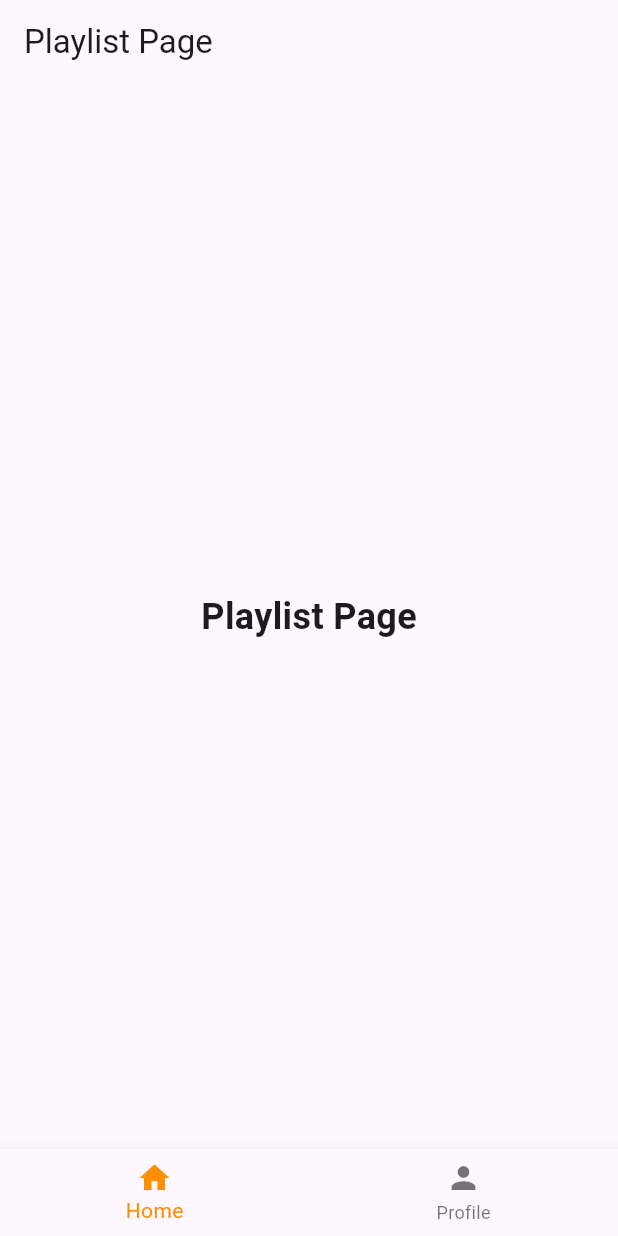
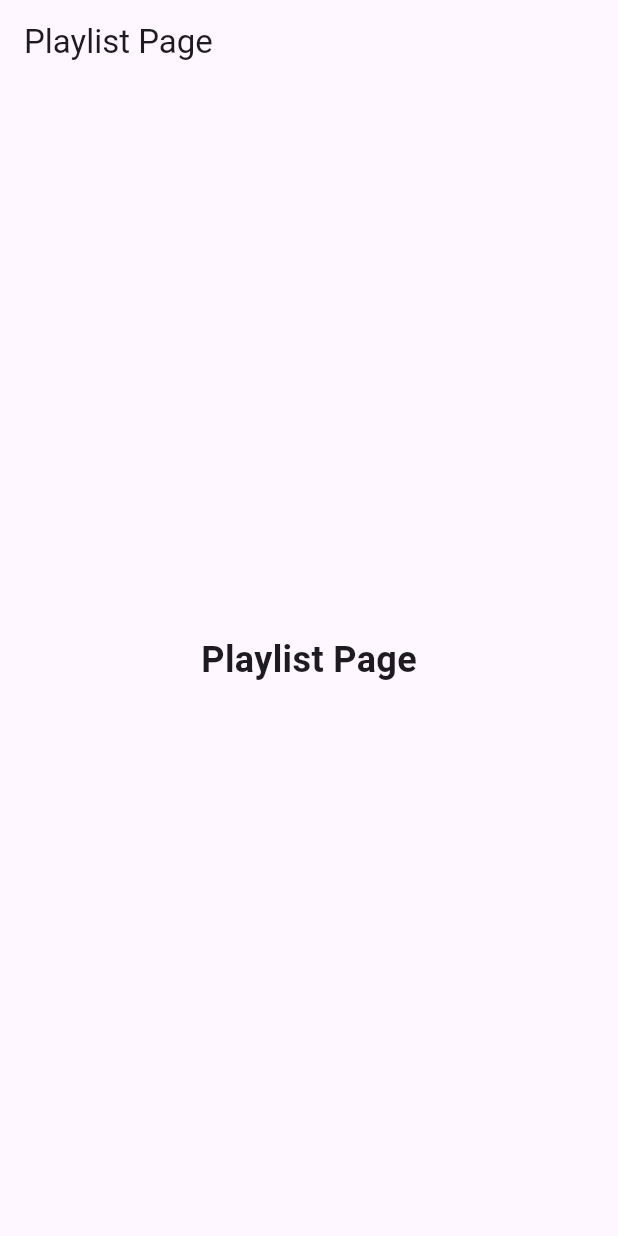
Before and after one commit to sggnology/for_howl, a Flutter app: the screen it shows after launch, on a phone screen of 412 x 824 dp. Run offline on Flutter 3.47's test engine with Material 3 defaults, Android fonts, the light colour scheme and no system bars.

Commit message:
[view] main, BottomNavigationView 사용하지 않게끔 설정

```diff
--- a/lib/main.dart
+++ b/lib/main.dart
@@ -1,4 +1,5 @@
 import 'package:flutter/material.dart';
+import 'package:for_howl/service/shared_preference/SharedPreferenceService.dart';
 import 'package:for_howl/view/playlist/index.dart';
 import 'package:for_howl/view/profile/index.dart';
 
@@ -9,10 +10,12 @@
 class MyApp extends StatelessWidget {
   const MyApp({super.key});
 
+
+
   @override
   Widget build(BuildContext context) {
     return MaterialApp(
-      title: 'Flutter Bottom Navigation',
+      title: 'ForHowl',
       theme: ThemeData(
         primarySwatch: Colors.blue,
       ),
@@ -58,29 +61,32 @@
   @override
   Widget build(BuildContext context) {
     return Scaffold(
+      // TODO: 추후에 메뉴 적용되면 PageView 적용 예정, 현재는 사용되고 있지 않습니다.
       body: PageView(
         controller: _pageController,
         onPageChanged: _onPageChanged,
         children: const <Widget>[
           PlaylistPage(),
-          ProfilePage(),
+          // TODO: 추후에 메뉴가 추가되면 적용 예정
+          // ProfilePage(),
         ],
       ),
-      bottomNavigationBar: BottomNavigationBar(
-        items: const <BottomNavigationBarItem>[
-          BottomNavigationBarItem(
-            icon: Icon(Icons.home),
-            label: 'Home',
-          ),
-          BottomNavigationBarItem(
-            icon: Icon(Icons.person),
-            label: 'Profile',
-          ),
-        ],
-        currentIndex: _selectedIndex,
-        selectedItemColor: Colors.amber[800],
-        onTap: _onItemTapped,
-      ),
+      // TODO: 추후에 메뉴가 추가되면 적용 예정
+      // bottomNavigationBar: BottomNavigationBar(
+      //   items: const <BottomNavigationBarItem>[
+      //     BottomNavigationBarItem(
+      //       icon: Icon(Icons.home),
+      //       label: 'Home',
+      //     ),
+      //     BottomNavigationBarItem(
+      //       icon: Icon(Icons.person),
+      //       label: 'Profile',
+      //     ),
+      //   ],
+      //   currentIndex: _selectedIndex,
+      //   selectedItemColor: Colors.amber[800],
+      //   onTap: _onItemTapped,
+      // ),
     );
   }
 }
```
